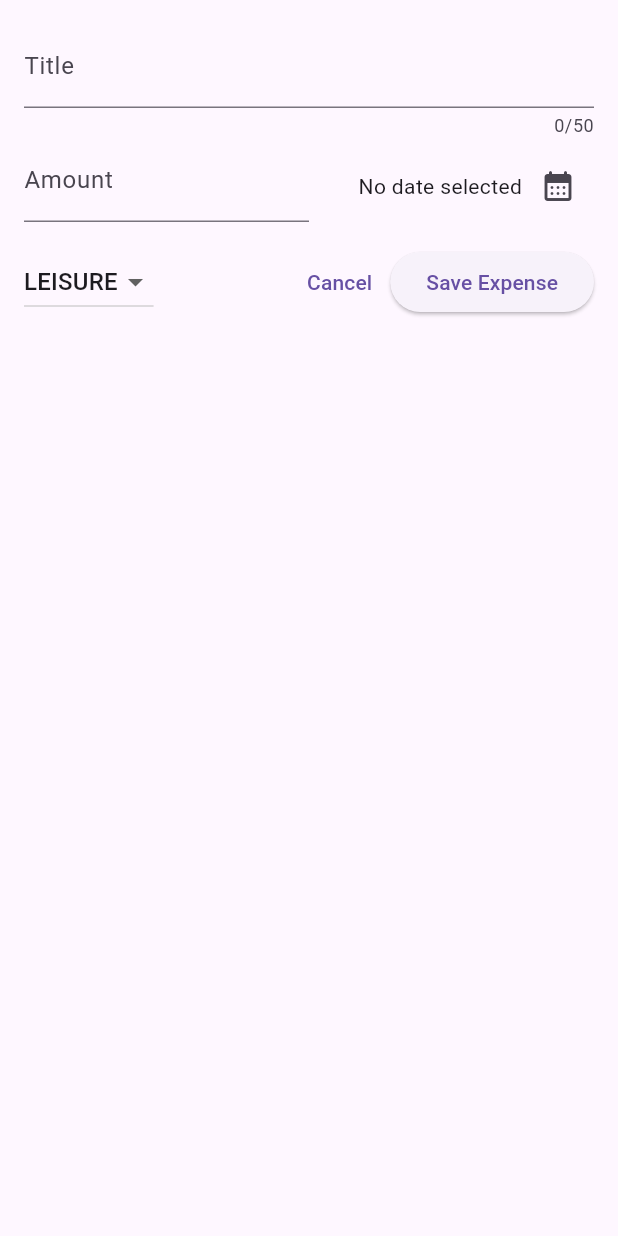
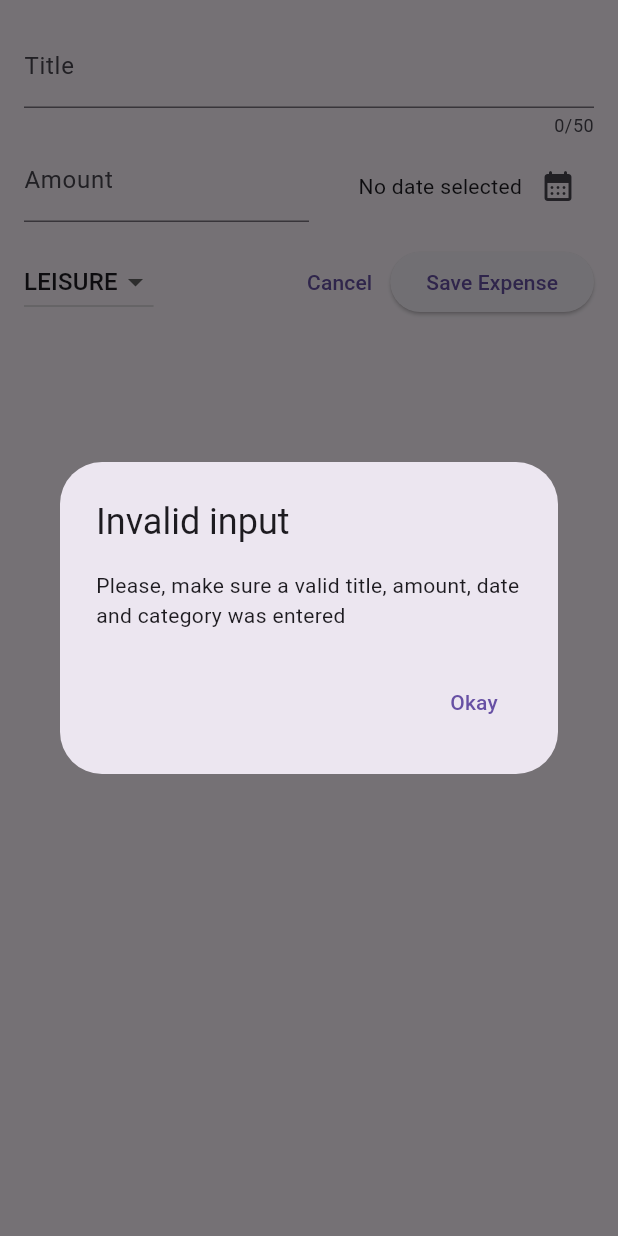
Before and after one commit to FadyFawzyOfficial/expenses_tracker, a Flutter app: the NewExpense widget shown alone on an empty page, opened directly, after a tap on "Save Expense", on a phone screen of 412 x 824 dp. Run offline on Flutter 3.47's test engine with Material 3 defaults, Android fonts, the phone set to English and light mode, and no system bars.

Commit message:
19. Validate User Input & Showing an Error Dialog

```diff
--- a/lib/widgets/new_expense.dart
+++ b/lib/widgets/new_expense.dart
@@ -84,10 +84,7 @@ class _NewExpenseState extends State<NewExpense> {
                 child: const Text('Cancel'),
               ),
               ElevatedButton(
-                onPressed: () {
-                  print(_titleController.text);
-                  print(_amountController.text);
-                },
+                onPressed: _submitExpense,
                 child: const Text('Save Expense'),
               ),
             ],
@@ -104,4 +101,32 @@ class _NewExpenseState extends State<NewExpense> {
     showDatePicker(context: context, firstDate: firstDate, lastDate: now)
         .then((date) => setState(() => _pickedDate = date));
   }
+
+  void _submitExpense() {
+    final enteredAmount = double.tryParse(_amountController.text);
+    final isAmountInvalid = enteredAmount == null || enteredAmount <= 0;
+    final isExpenseInValid = isAmountInvalid ||
+        _titleController.text.trim().isEmpty ||
+        _pickedDate == null;
+
+    if (isExpenseInValid) {
+      showDialog(
+        context: context,
+        builder: (context) => AlertDialog(
+          title: const Text('Invalid input'),
+          content: const Text(
+            'Please, make sure a valid title, amount, date and category was entered',
+          ),
+          actions: [
+            TextButton(
+              onPressed: Navigator.of(context).pop,
+              child: const Text('Okay'),
+            ),
+          ],
+        ),
+      );
+
+      return;
+    }
+  }
 }
```
